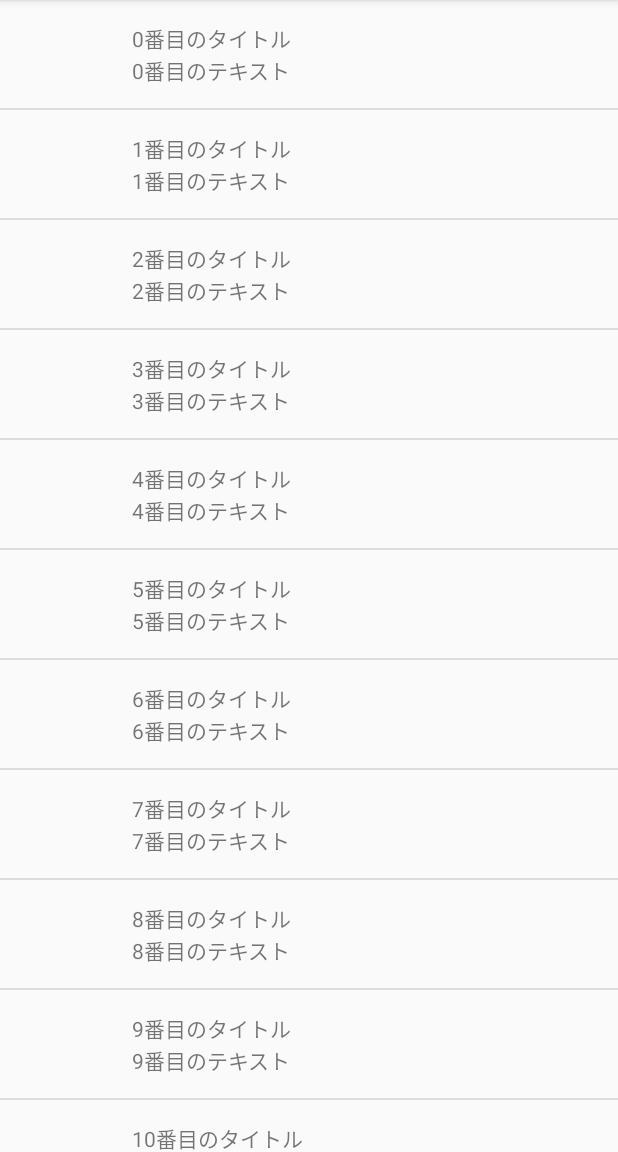
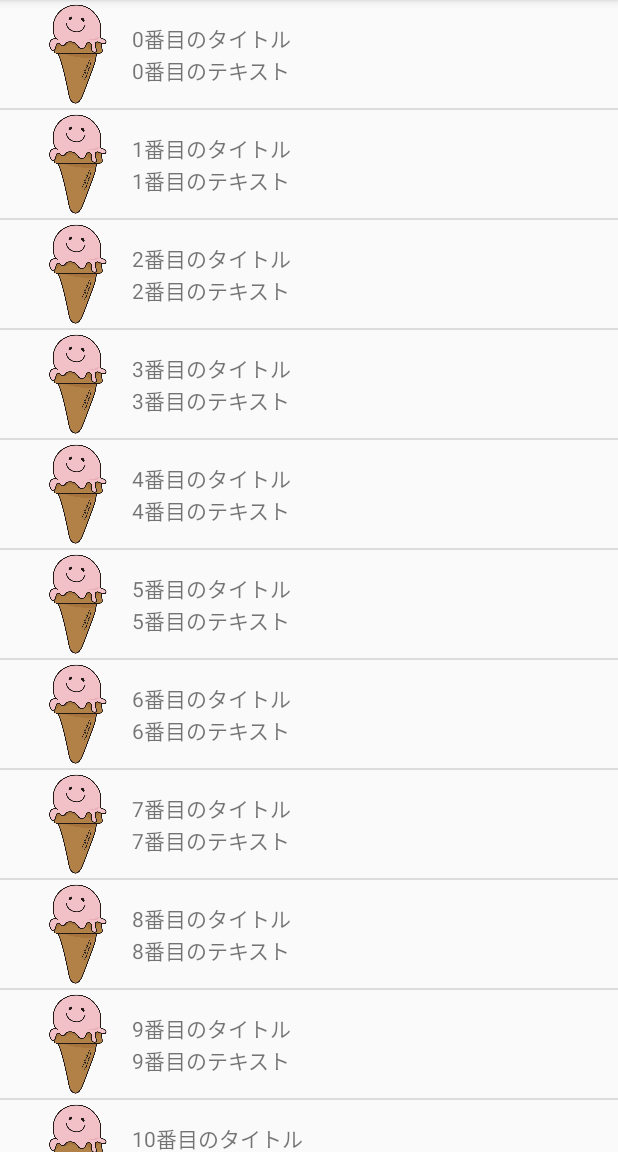
Before and after one commit to pii-programmer/trainningListview, an Android app: the screen it shows after launch (MainActivity), on a phone screen of 412 x 824 dp, the part 84-1236 px from its top. Run offline under Robolectric (Android 15) with nearby library versions, the phone set to English and light mode, and no system bars.

Commit message:
icon画像を１つ設定

```diff
--- a/app/src/main/res/layout/row_view.xml
+++ b/app/src/main/res/layout/row_view.xml
@@ -13,6 +13,7 @@
         android:id="@+id/icon"
         android:layout_width="72dp"
         android:layout_height="72dp"
+        android:src="@drawable/ice_strawberry"
         app:layout_constraintTop_toTopOf="parent"
         app:layout_constraintStart_toStartOf="parent"/>
     <TextView
```
Also changed, not shown: app/src/main/res/drawable/ice_strawberry.png (added).
